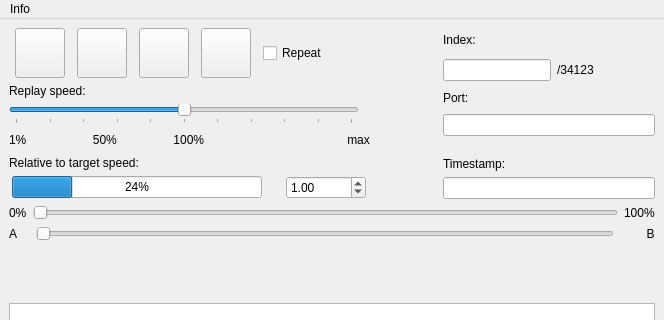
Above: src/main.ui from rock-cpp/new_rock_replay before the change; both pictures show x 0 to 664 and y 0 to 320 of the 664 by 799 pixel window. Below: the same form after it.
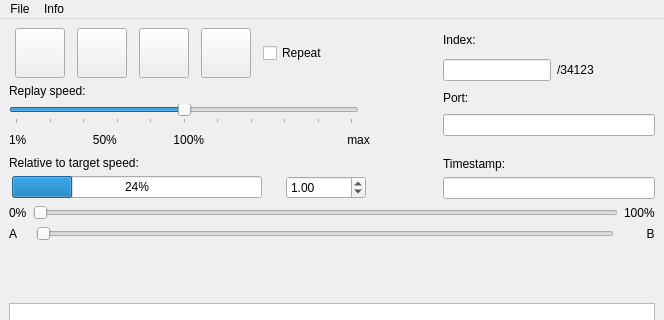
That is the form after the change. Icons and pictures are not drawn. Custom widgets are drawn as their Qt base class.

Commit message: attempt to load multiple files via dialog, needs fixes

Diff of the .ui file:
```diff
--- a/src/main.ui
+++ b/src/main.ui
@@ -719,6 +719,13 @@
     <addaction name="separator"/>
     <addaction name="infoAbout"/>
    </widget>
+   <widget class="QMenu" name="menuFile">
+    <property name="title">
+     <string>File</string>
+    </property>
+    <addaction name="actionOpenLogfile"/>
+   </widget>
+   <addaction name="menuFile"/>
    <addaction name="menuInfo"/>
   </widget>
   <widget class="QStatusBar" name="statusbar"/>
```
Left out of the diff: 5 changed lines with no effect on the pictures. The commit also changes 3 other files.
